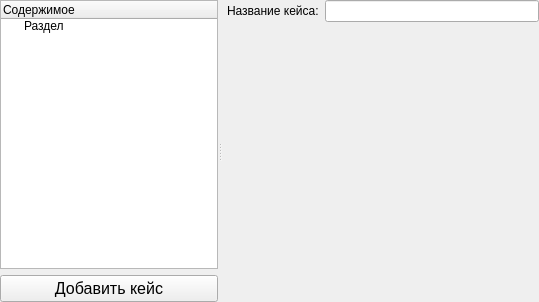
Above: editor/sectioneditform.ui from TheMrButcher/offline-mentor before the change. Below: the same form after it.
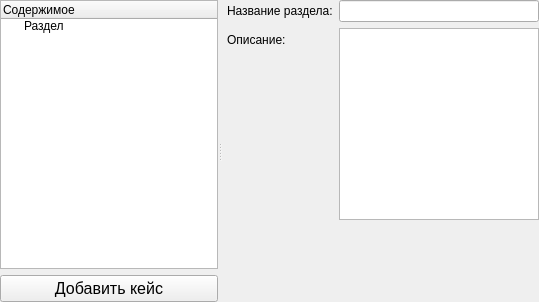
That is the form after the change. The open tabs and pages were chosen to show the change. Icons and pictures are not drawn.

Patch:
```diff
--- a/editor/sectioneditform.ui
+++ b/editor/sectioneditform.ui
@@ -153,35 +153,6 @@
         </item>
        </layout>
       </widget>
-      <widget class="QWidget" name="casePage">
-       <layout class="QFormLayout" name="formLayout_2">
-        <property name="horizontalSpacing">
-         <number>6</number>
-        </property>
-        <property name="leftMargin">
-         <number>5</number>
-        </property>
-        <property name="topMargin">
-         <number>0</number>
-        </property>
-        <property name="rightMargin">
-         <number>0</number>
-        </property>
-        <property name="bottomMargin">
-         <number>0</number>
-        </property>
-        <item row="1" column="0">
-         <widget class="QLabel" name="label_3">
-          <property name="text">
-           <string>Название кейса:</string>
-          </property>
-         </widget>
-        </item>
-        <item row="1" column="1">
-         <widget class="QLineEdit" name="caseNameEdit"/>
-        </item>
-       </layout>
-      </widget>
      </widget>
     </widget>
    </item>
```
